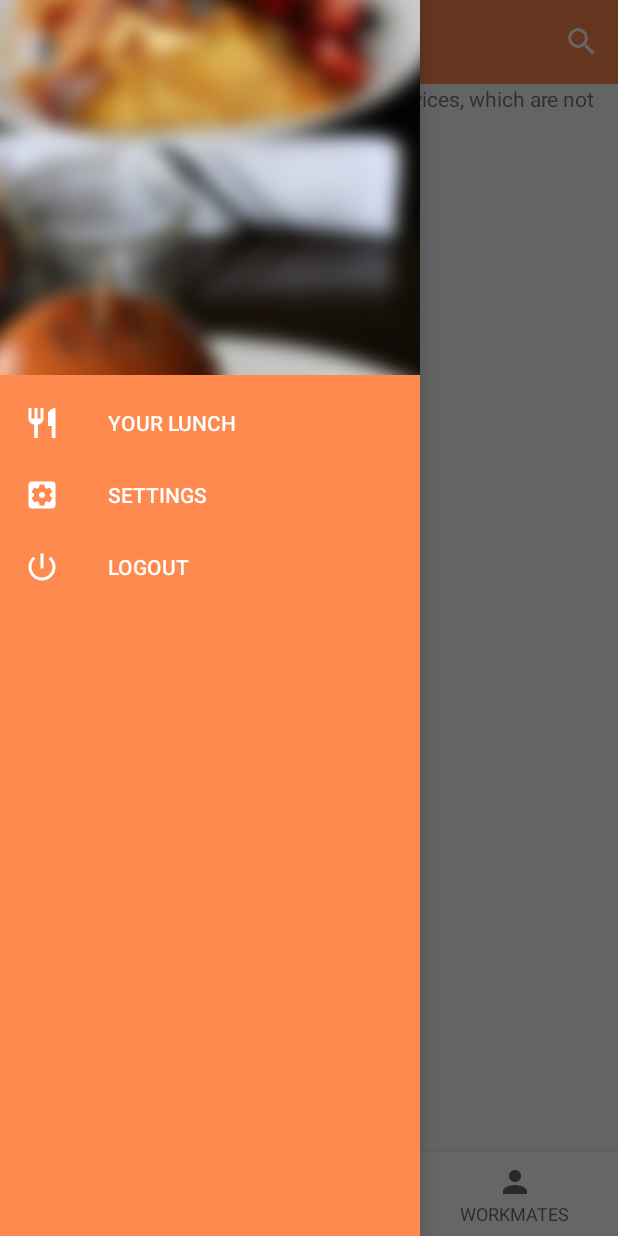
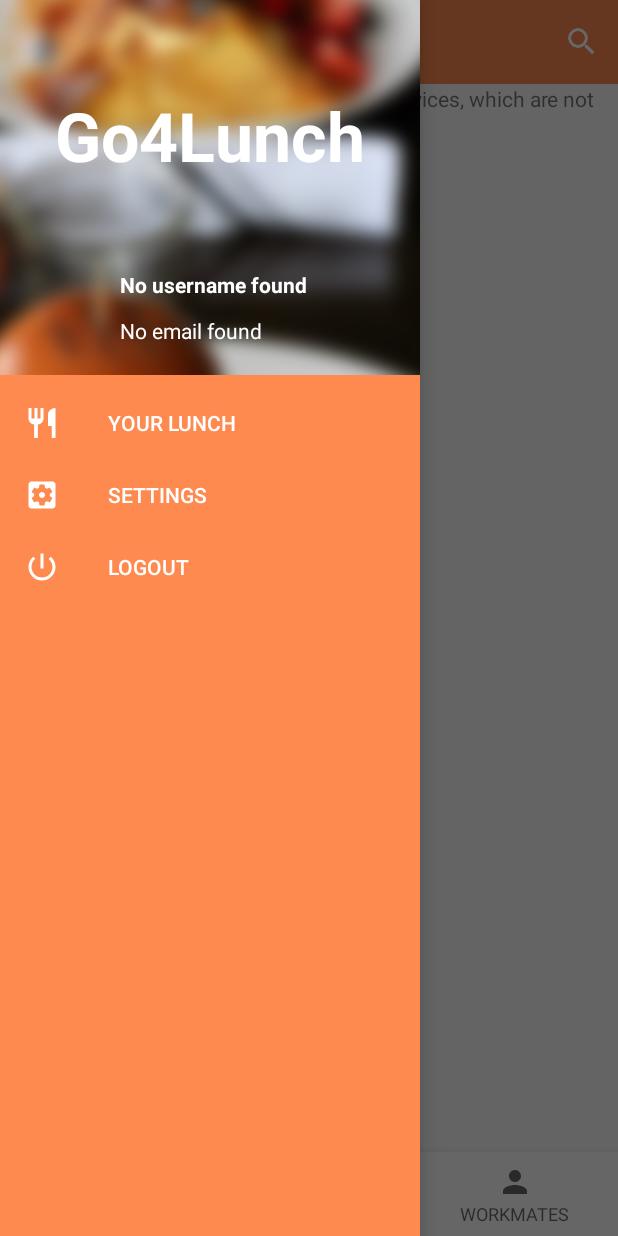
Before and after one commit to othman3492/Go4Lunch, an Android app: the MainPageActivity screen opened directly, with no data from a screen before it, with the side drawer open, on a phone screen of 412 x 824 dp. Run offline under Robolectric (Android 15) with nearby library versions, the phone set to English and light mode, and no system bars; our stand-ins replace ButterKnife, Firebase (no records; nobody signed in at launch, a user with empty details on screens opened directly); libraries missing offline, so code that uses them is left out: com.firebase.ui; 2 statements that could not run were skipped.

Commit message:
Update UI in Navigation Drawer, create workmates and restaurants items layouts, secure API keys

```diff
--- a/app/src/main/java/com/othman/go4lunch/controllers/activities/MainPageActivity.java
+++ b/app/src/main/java/com/othman/go4lunch/controllers/activities/MainPageActivity.java
@@ -1,6 +1,7 @@
 package com.othman.go4lunch.controllers.activities;
 
 import androidx.annotation.NonNull;
+import androidx.annotation.Nullable;
 import androidx.appcompat.app.ActionBarDrawerToggle;
 import androidx.appcompat.app.AppCompatActivity;
 import androidx.appcompat.widget.Toolbar;
@@ -10,17 +11,27 @@ import androidx.fragment.app.Fragment;
 
 import android.content.Intent;
 import android.os.Bundle;
+import android.text.TextUtils;
 import android.view.Menu;
 import android.view.MenuItem;
+import android.view.View;
+import android.widget.ImageView;
+import android.widget.TextView;
 
+import com.bumptech.glide.Glide;
+import com.bumptech.glide.request.RequestOptions;
 import com.firebase.ui.auth.AuthUI;
 import com.google.android.gms.tasks.OnSuccessListener;
 import com.google.android.material.bottomnavigation.BottomNavigationView;
 import com.google.android.material.navigation.NavigationView;
+import com.google.firebase.auth.FirebaseAuth;
+import com.google.firebase.auth.FirebaseUser;
 import com.othman.go4lunch.R;
 import com.othman.go4lunch.controllers.fragments.ListFragment;
 import com.othman.go4lunch.controllers.fragments.MapFragment;
 import com.othman.go4lunch.controllers.fragments.WorkmatesFragment;
+
+import org.w3c.dom.Text;
 
 import butterknife.BindView;
 import butterknife.ButterKnife;
@@ -32,7 +43,8 @@ public class MainPageActivity extends AppCompatActivity implements NavigationVie
     DrawerLayout drawerLayout;
     @BindView(R.id.main_page_toolbar)
     Toolbar mainToolbar;
-    @BindView(R.id.activity_main_page_nav_view) NavigationView navigationView;
+    @BindView(R.id.activity_main_page_nav_view)
+    NavigationView navigationView;
     @BindView(R.id.activity_main_page_bottom_nav_view)
     BottomNavigationView bottomNavigationView;
 
@@ -46,18 +58,22 @@ public class MainPageActivity extends AppCompatActivity implements NavigationVie
         setSupportActionBar(mainToolbar);
 
         // Configure UI
-        setMapFragmentOnStartActivity();
+        updateUIWhenCreating();
         navigationView.setNavigationItemSelectedListener(this);
         configureDrawerLayout();
         configureBottomNavigationView();
     }
 
-    // Display map by default when app starts
-    private void setMapFragmentOnStartActivity() {
+    // Get data from current user
+    @Nullable
+    protected FirebaseUser getCurrentUser() {
+        return FirebaseAuth.getInstance().getCurrentUser();
+    }
 
-        Fragment fragment = new MapFragment();
-        getSupportFragmentManager().beginTransaction().replace(R.id.fragment_container, fragment).commit();
+    protected boolean isUserLogged() {
+        return (this.getCurrentUser() != null);
     }
+
 
     // Configure menu in the toolbar
     @Override
@@ -97,13 +113,13 @@ public class MainPageActivity extends AppCompatActivity implements NavigationVie
 
             switch (menuItem.getItemId()) {
 
-                case R.id.bottom_map :
+                case R.id.bottom_map:
                     selectedFragment = new MapFragment();
                     break;
-                case R.id.bottom_list_view :
+                case R.id.bottom_list_view:
                     selectedFragment = new ListFragment();
                     break;
-                case R.id.bottom_workmates :
+                case R.id.bottom_workmates:
                     selectedFragment = new WorkmatesFragment();
             }
 
@@ -119,13 +135,13 @@ public class MainPageActivity extends AppCompatActivity implements NavigationVie
 
         switch (menuItem.getItemId()) {
 
-            case R.id.main_page_drawer_lunch :
-            break;
-            case R.id.main_page_drawer_settings :
-            break;
-            case R.id.main_page_drawer_logout :
+            case R.id.main_page_drawer_lunch:
+                break;
+            case R.id.main_page_drawer_settings:
+                break;
+            case R.id.main_page_drawer_logout:
                 signOutFromFirebase();
-            break;
+                break;
         }
 
 
@@ -133,11 +149,48 @@ public class MainPageActivity extends AppCompatActivity implements NavigationVie
     }
 
 
+    // Update UI when activity is creating
+    private void updateUIWhenCreating() {
+
+        // Display map fragment by default
+        Fragment fragment = new MapFragment();
+        getSupportFragmentManager().beginTransaction().replace(R.id.fragment_container, fragment).commit();
+
+        // Configure views if current user is not null
+        if (getCurrentUser() != null) {
+
+            View header = navigationView.getHeaderView(0);
+            ImageView headerUserImage = header.findViewById(R.id.header_user_image);
+            TextView headerUserName = header.findViewById(R.id.header_user_name);
+            TextView headerUserEmail = header.findViewById(R.id.header_user_email);
+
+            // Get user profile picture from Firebase
+            if (getCurrentUser().getPhotoUrl() != null) {
+
+                Glide.with(this)
+                        .load(getCurrentUser().getPhotoUrl())
+                        .apply(RequestOptions.circleCropTransform())
+                        .into(headerUserImage);
+            }
+
+            // Get username and email from Firebase, and update views
+            String username = TextUtils.isEmpty(getCurrentUser().getDisplayName()) ?
+                    getString(R.string.no_username_found) : this.getCurrentUser().getDisplayName();
+            String email = TextUtils.isEmpty(getCurrentUser().getEmail()) ?
+                    getString(R.string.no_email_found) : this.getCurrentUser().getEmail();
+
+            headerUserName.setText(username);
+            headerUserEmail.setText(email);
+        }
+
+    }
+
+
+    // Log out user and update UI
     private void signOutFromFirebase() {
 
         AuthUI.getInstance().signOut(this).addOnSuccessListener(this, this.updateUIAfterRESTRequestsCompleted());
     }
-
 
     private OnSuccessListener<Void> updateUIAfterRESTRequestsCompleted() {
 
--- a/app/src/main/res/layout/activity_main_page_nav_header.xml
+++ b/app/src/main/res/layout/activity_main_page_nav_header.xml
@@ -1,13 +1,12 @@
 <?xml version="1.0" encoding="utf-8"?>
-<LinearLayout xmlns:android="http://schemas.android.com/apk/res/android"
+<androidx.constraintlayout.widget.ConstraintLayout
+    xmlns:android="http://schemas.android.com/apk/res/android"
     android:layout_width="match_parent"
     android:layout_height="250dp"
-    xmlns:app="http://schemas.android.com/apk/res-auto"
-    android:background="@color/white"
-    android:gravity="center"
-    android:orientation="vertical">
+    xmlns:app="http://schemas.android.com/apk/res-auto">
 
     <ImageView
+        android:id="@+id/header_background"
         android:layout_width="match_parent"
         android:layout_height="match_parent"
         android:contentDescription="@string/background"
@@ -15,4 +14,45 @@
         android:scaleY="3"
         app:srcCompat="@drawable/food_image" />
 
-</LinearLayout>
+    <TextView
+        android:id="@+id/header_title"
+        android:layout_width="wrap_content"
+        android:layout_height="wrap_content"
+        android:text="@string/app_name"
+        android:textSize="45sp"
+        android:textStyle="bold"
+        android:textColor="@color/white"
+        app:layout_constraintStart_toStartOf="parent"
+        app:layout_constraintEnd_toEndOf="parent"
+        app:layout_constraintTop_toTopOf="parent"
+        app:layout_constraintBottom_toTopOf="@id/header_user_name"/>
+
+    <ImageView
+        android:id="@+id/header_user_image"
+        android:contentDescription="@string/user_profile_picture"
+        android:layout_width="50dp"
+        android:layout_height="50dp"
+        app:layout_constraintStart_toStartOf="parent"
+        app:layout_constraintBottom_toBottomOf="parent"
+        android:layout_margin="20dp" />
+
+    <TextView
+        android:id="@+id/header_user_name"
+        android:layout_width="wrap_content"
+        android:layout_height="wrap_content"
+        android:textColor="@color/white"
+        android:textStyle="bold"
+        android:layout_marginStart="10dp"
+        app:layout_constraintStart_toEndOf="@id/header_user_image"
+        app:layout_constraintTop_toTopOf="@id/header_user_image"/>
+
+    <TextView
+        android:id="@+id/header_user_email"
+        android:layout_width="wrap_content"
+        android:layout_height="wrap_content"
+        android:textColor="@color/white"
+        app:layout_constraintStart_toStartOf="@id/header_user_name"
+        app:layout_constraintBottom_toBottomOf="@id/header_user_image"/>
+
+
+</androidx.constraintlayout.widget.ConstraintLayout>
--- a/app/src/main/res/values/strings.xml
+++ b/app/src/main/res/values/strings.xml
@@ -48,4 +48,10 @@
     <string name="hello_blank_fragment">Hello blank fragment</string>
     <string name="workmates">WORKMATES</string>
     <string name="background">background</string>
+    <string name="user_profile_picture">User profile picture</string>
+    <string name="no_username_found">No username found</string>
+    <string name="no_email_found">No email found</string>
+    <string name="workmate_picture">Workmate picture</string>
+    <string name="image_restaurant">Image restaurant</string>
+    <string name="stars">Stars</string>
 </resources>
--- a/gradle.properties
+++ b/gradle.properties
@@ -1,3 +1,8 @@
+twitter_client_id = iq6nJsR2PQm9AeCTFhNi1sS1P
+twitter_client_secret = nfnB01cMJy5LzGGSDtQ2LE4mdtlWP8I9stoW3rRTdpYw3h0Egw
+google_apikey = AIzaSyCL9H63r5Z9zX7QQ2UVPzJ5iTCFVrz3iTE
+
+
 # Project-wide Gradle settings.
 # IDE (e.g. Android Studio) users:
 # Gradle settings configured through the IDE *will override*
```
Also changed, not shown: app/build.gradle (+12 -0 lines), app/src/main/res/layout/restaurants_layout.xml (added, +78 -0 lines), app/src/main/res/layout/workmates_layout.xml (added, +29 -0 lines).
